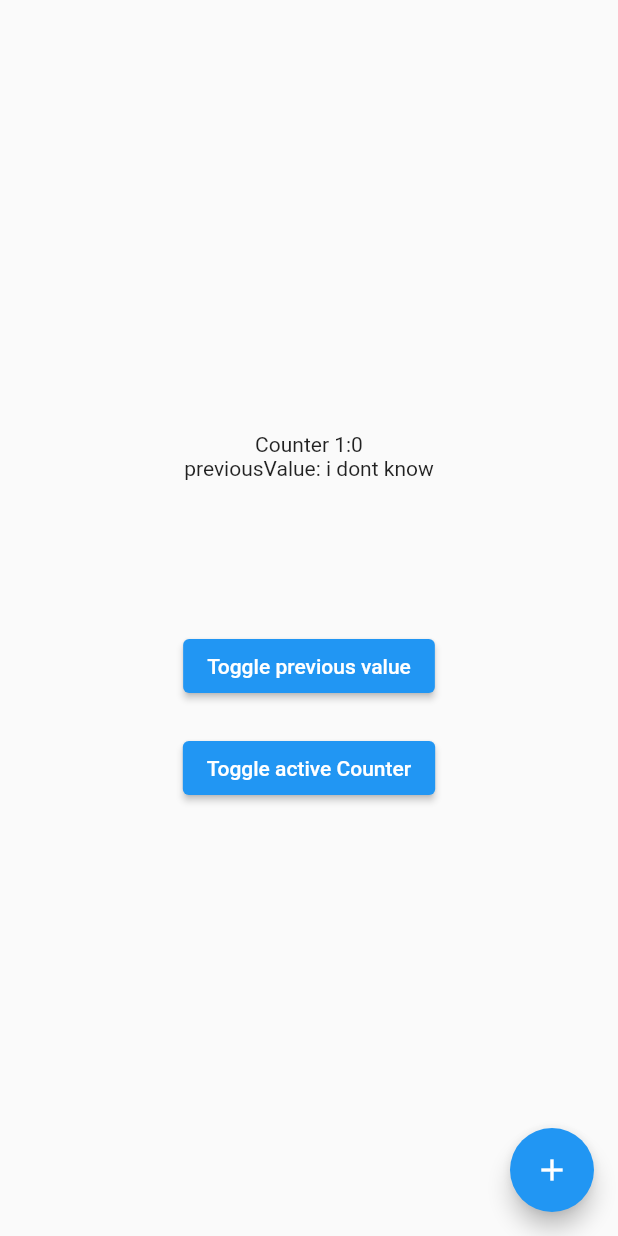
After one commit to wolfenrain/stateless, a Flutter app: the ILoveChaosContainer screen opened directly, on a phone screen of 412 x 824 dp. The commit adds this screen. Run offline on Flutter 3.47's test engine with Material 2 defaults, Android fonts, the phone set to English and light mode, and no system bars.

Commit message:
feat: Add shouldResetState and a more complex example

```diff
--- /dev/null
+++ b/example/lib/ilove_chaos_example.dart
@@ -0,0 +1,113 @@
+import 'package:flutter/material.dart' hide StatelessWidget;
+import 'package:stateless/stateless.dart';
+
+class ILoveChaosContainer extends StatefulWidget {
+  const ILoveChaosContainer({super.key});
+
+  @override
+  State<ILoveChaosContainer> createState() => _ILoveChaosContainerState();
+}
+
+class _ILoveChaosContainerState extends State<ILoveChaosContainer> {
+  ValueNotifier<int> counter1 = ValueNotifier(0);
+  ValueNotifier<int> counter2 = ValueNotifier(10);
+
+  bool isCounter1Active = true;
+  bool isShowingPreviousValue = true;
+
+  ValueNotifier<int> get activeCounter =>
+      isCounter1Active ? counter1 : counter2;
+
+  @override
+  Widget build(BuildContext context) {
+    return Scaffold(
+      body: Center(
+        child: Column(
+          mainAxisAlignment: MainAxisAlignment.center,
+          children: [
+            Text(
+              'Counter ${isCounter1Active ? '1' : '2'}:'
+                  '${activeCounter.value}',
+            ),
+            if (isShowingPreviousValue)
+              ILoveChaos(
+                counter: activeCounter,
+              ),
+            const SizedBox(
+              height: 100,
+            ),
+            ElevatedButton(
+              onPressed: () {
+                setState(() {
+                  isShowingPreviousValue = !isShowingPreviousValue;
+                });
+              },
+              child: Text("Toggle previous value"),
+            ),
+            const SizedBox(
+              height: 20,
+            ),
+            ElevatedButton(
+              onPressed: () {
+                setState(() {
+                  isCounter1Active = !isCounter1Active;
+                });
+              },
+              child: Text('Toggle active Counter'),
+            ),
+          ],
+        ),
+      ),
+      floatingActionButton: FloatingActionButton(
+        onPressed: () => setState(() {
+          activeCounter.value = activeCounter.value + 1;
+        }),
+        tooltip: 'Increment active counter',
+        child: const Icon(Icons.add),
+      ),
+    );
+  }
+}
+
+abstract class ILoveChaosInterface {
+  late int value;
+  late int? previousValue;
+  late VoidCallback onCount;
+}
+
+class ILoveChaos extends StatelessWidget implements ILoveChaosInterface {
+  ILoveChaos({
+    super.key,
+    required this.counter,
+  });
+
+  final ValueNotifier<int> counter;
+
+  @override
+  void initState() {
+    super.initState();
+    previousValue = null;
+    value = counter.value;
+    onCount = () {
+      previousValue = value;
+      value = counter.value;
+    };
+    counter.addListener(onCount);
+  }
+
+  @override
+  void dispose() {
+    super.dispose();
+    counter.removeListener(onCount);
+  }
+
+  @override
+  bool shouldResetState(ILoveChaos oldWidget) {
+    return oldWidget.counter != counter;
+  }
+
+  @override
+  Widget build(BuildContext context) {
+    return Text("previousValue: ${previousValue ?? 'i dont know'}");
+  }
+}
--- a/lib/src/stateless.dart
+++ b/lib/src/stateless.dart
@@ -14,6 +14,10 @@ abstract class StatelessWidget extends StatefulWidget {
 
   /// Called when this object is removed from the tree permanently.
   void dispose() {}
+
+  bool shouldResetState(covariant StatelessWidget oldWidget) {
+    return false;
+  }
 
   BuildContext get context => _state!.context;
 
@@ -42,8 +46,8 @@ abstract class StatelessWidget extends StatefulWidget {
   }
 
   void _disposeWithState(_StatelessState state) {
+    dispose();
     _state = null;
-    return dispose();
   }
 }
 
@@ -51,6 +55,7 @@ class _StatelessState<T extends StatelessWidget> extends State<T> {
   final Map<String, dynamic> _data = <String, dynamic>{};
 
   dynamic operator [](Symbol k) => _data[k.name];
+
   void operator []=(Symbol k, dynamic v) => setState(() => _data[k.name] = v);
 
   @override
@@ -66,6 +71,15 @@ class _StatelessState<T extends StatelessWidget> extends State<T> {
   }
 
   @override
+  void didUpdateWidget(covariant T oldWidget) {
+    super.didUpdateWidget(oldWidget);
+    if (widget.shouldResetState(oldWidget)) {
+      oldWidget._disposeWithState(this);
+      widget._initWithState(this);
+    }
+  }
+
+  @override
   Widget build(BuildContext context) => widget._buildWithState(context, this);
 }
 
```
